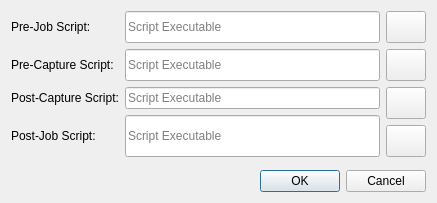
The window that kstars/ekos/capture/scriptsmanager.ui (KDE/kstars) describes before a commit, drawn with Qt 5.
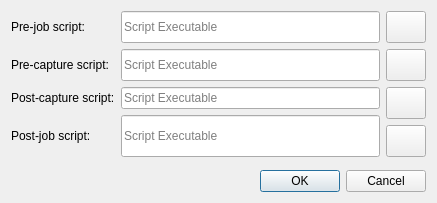
The same window after the commit. Icons and pictures are not drawn.

```diff
--- a/kstars/ekos/capture/scriptsmanager.ui
+++ b/kstars/ekos/capture/scriptsmanager.ui
@@ -19,7 +19,7 @@
      <item row="0" column="0">
       <widget class="QLabel" name="label">
        <property name="text">
-        <string>Pre-Job Script:</string>
+        <string>Pre-job script:</string>
        </property>
       </widget>
      </item>
@@ -64,7 +64,7 @@
      <item row="1" column="0">
       <widget class="QLabel" name="label_2">
        <property name="text">
-        <string>Pre-Capture Script:</string>
+        <string>Pre-capture script:</string>
        </property>
       </widget>
      </item>
@@ -109,7 +109,7 @@
      <item row="2" column="0">
       <widget class="QLabel" name="label_3">
        <property name="text">
-        <string>Post-Capture Script:</string>
+        <string>Post-capture script:</string>
        </property>
       </widget>
      </item>
@@ -154,7 +154,7 @@
      <item row="3" column="0" rowspan="2">
       <widget class="QLabel" name="label_4">
        <property name="text">
-        <string>Post-Job Script:</string>
+        <string>Post-job script:</string>
        </property>
       </widget>
      </item>
```
